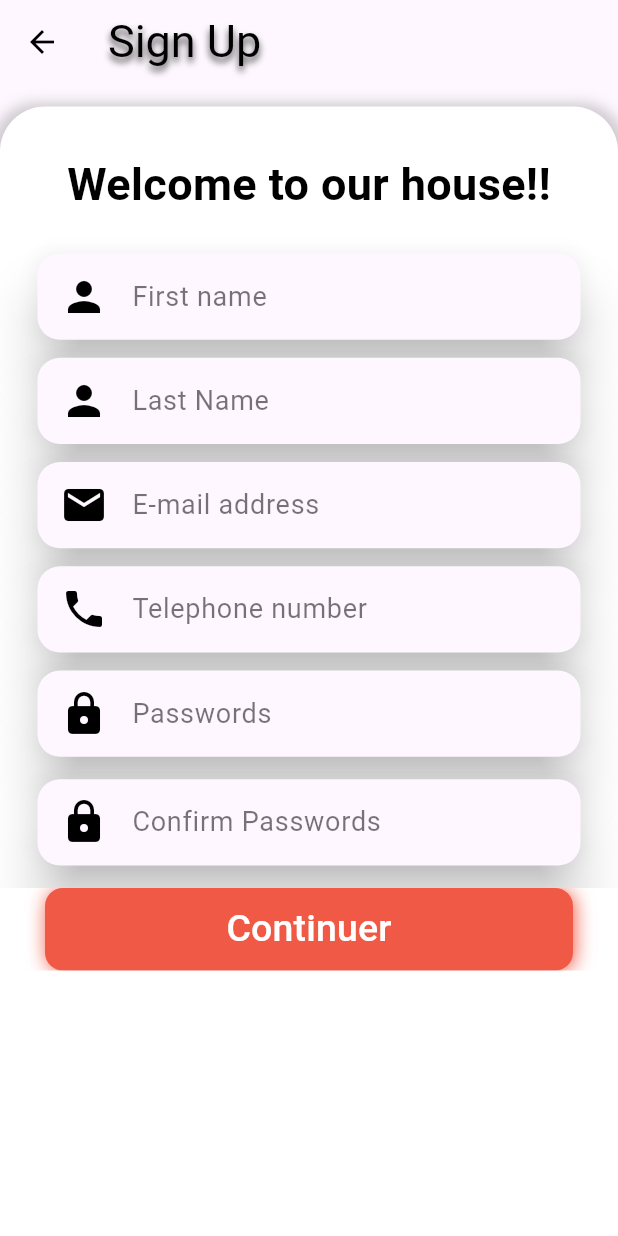
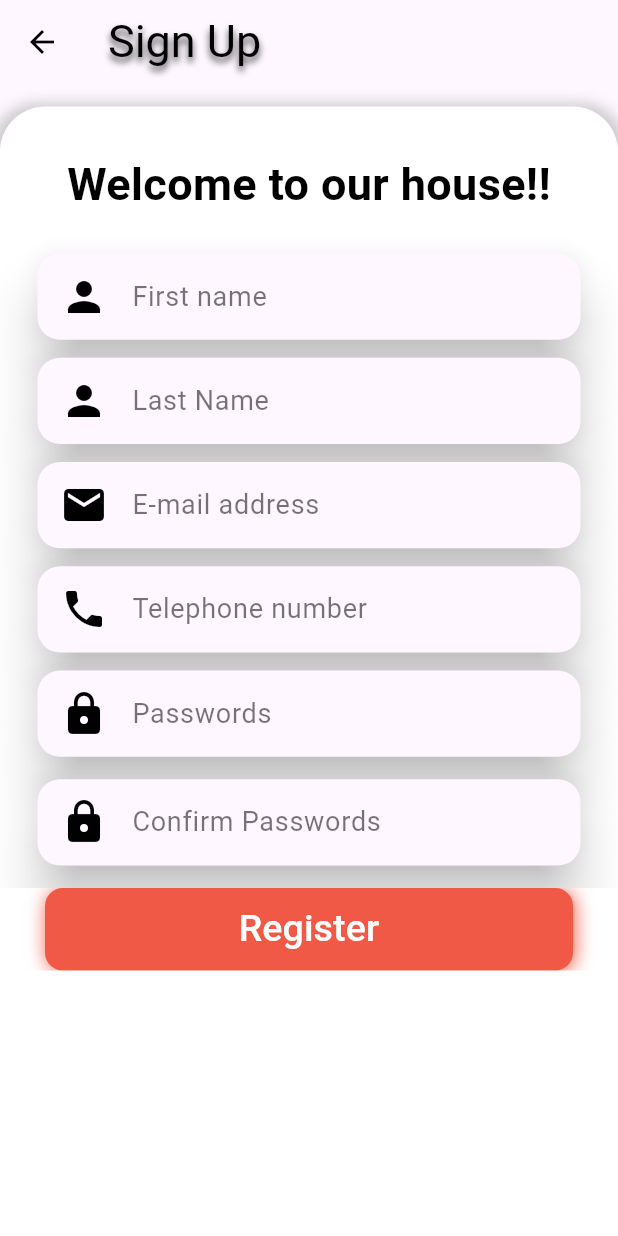
Before and after one commit to massimiliano67-it/FirebaseMlKit, a Flutter app: the screen it shows after launch, after a tap on "Sign In", after a tap on "Sign Up", on a phone screen of 412 x 824 dp. Run offline on Flutter 3.47's test engine with Material 2 defaults, Android fonts, the phone set to English and light mode, and no system bars; our stand-ins replace firebase_auth, firebase_core, get; accounts and stored records are empty; Roboto replaces fonts that are missing (Segoe UI).

Commit message:
Second Version

```diff
--- /dev/null
+++ b/lib/classes/userprovider.dart
@@ -0,0 +1,37 @@
+import 'package:flutter/cupertino.dart';
+
+class UserProvider with ChangeNotifier {
+  String? _email;
+  String? _displayname;
+  String? _urlPhoto;
+
+  String? get email => _email;
+  String? get displayname => _displayname;
+  String? get urlPhoto => _urlPhoto;
+
+  Future<void> setEmail({required String? value}) async {
+    _email = value;
+    notifyListeners();
+  }
+
+  Future<void> setDisplayname({required String? value}) async {
+    _displayname = value;
+    notifyListeners();
+  }
+
+  Future<void> setUrlPhoto({required String? value}) async {
+    _urlPhoto = value;
+    notifyListeners();
+  }
+
+  Future<void> setUser({
+    required String? email,
+    required String? displyname,
+    required String? urlphoto,
+  }) async {
+    _email = email;
+    _displayname = displyname;
+    _urlPhoto = urlphoto;
+    notifyListeners();
+  }
+}
--- a/lib/main.dart
+++ b/lib/main.dart
@@ -1,8 +1,17 @@
+import 'package:firebase_core/firebase_core.dart';
+import 'package:firebasemlkit/firebase_options.dart';
 import 'package:firebasemlkit/screens/loginScreen.dart';
 import 'package:flutter/material.dart';
 import 'package:get/get.dart';
+import 'package:provider/provider.dart';
 
-void main() {
+import 'classes/userprovider.dart';
+
+Future<void> main() async {
+  WidgetsFlutterBinding.ensureInitialized();
+  await Firebase.initializeApp(
+    options: DefaultFirebaseOptions.currentPlatform,
+  );
   runApp(const MyApp());
 }
 
@@ -12,7 +21,13 @@ class MyApp extends StatelessWidget {
   // This widget is the root of your application.
   @override
   Widget build(BuildContext context) {
+    return MultiProvider(
+        providers: [
+          ChangeNotifierProvider<UserProvider>(create: (_) => UserProvider()),
+        ],
+        builder: (context, _) {
           return GetMaterialApp(
+            debugShowCheckedModeBanner: false,
             title: 'Flutter Demo',
             theme: ThemeData(
               // This is the theme of your application.
@@ -29,5 +44,6 @@ class MyApp extends StatelessWidget {
             ),
             home: const LoginScreen(),
           );
+        });
   }
 }
--- a/lib/screens/loginScreen.dart
+++ b/lib/screens/loginScreen.dart
@@ -1,7 +1,15 @@
+import 'package:firebase_auth/firebase_auth.dart';
+import 'package:firebase_core/firebase_core.dart';
+import 'package:firebasemlkit/classes/userprovider.dart';
+import 'package:firebasemlkit/screens/homescreen.dart';
 import 'package:flutter/material.dart';
 import 'package:get/get.dart';
 import 'package:firebasemlkit/screens/signUpScreen.dart';
 import 'package:firebasemlkit/widgets/inputTextWidget.dart';
+import 'package:provider/provider.dart';
+
+import '../classes/userprovider.dart';
+import '../utils/authfirebase.dart';
 
 class LoginScreen extends StatefulWidget {
   const LoginScreen() : super();
@@ -11,18 +19,34 @@ class LoginScreen extends StatefulWidget {
 }
 
 class _SearchScreenState extends State<LoginScreen> {
+  Future<FirebaseApp> _initializeFirebase() async {
+    FirebaseApp firebaseApp = await Firebase.initializeApp();
+
+    User? user = FirebaseAuth.instance.currentUser;
+
+    if (user != null) {
+      //  Get.to(const HomeScreen());
+    }
+    return firebaseApp;
+  }
+
   final TextEditingController _pwdController = TextEditingController();
   final TextEditingController _emailController = TextEditingController();
   //final snackBar = SnackBar(content: Text('email ou mot de passe incorrect'));
   final _formKey = GlobalKey<FormState>();
   @override
   Widget build(BuildContext context) {
+    UserProvider userProvider = context.watch<UserProvider>();
+
+    future:
+    _initializeFirebase();
     final screenWidth = MediaQuery.of(context).size.width;
     const double r = (175 / 360); //  rapport for web test(304 / 540);
     final coverHeight = screenWidth * r;
     bool _pinned = false;
     bool _snap = false;
     bool _floating = false;
+    bool _isloading = false;
 
     final widgetList = [
       Row(
@@ -37,7 +61,6 @@ class _SearchScreenState extends State<LoginScreen> {
               fontSize: 40,
               fontWeight: FontWeight.bold,
               color: Color(0xff000000),
-
             ),
             textAlign: TextAlign.left,
           ),
@@ -91,7 +114,35 @@ class _SearchScreenState extends State<LoginScreen> {
                 child: ElevatedButton(
                   onPressed: () async {
                     if (_formKey.currentState!.validate()) {
-                      print("I ove tunisia");
+                      User? user = await FireAuth.signInUsingEmailPassword(
+                        email: _emailController.text,
+                        password: _pwdController.text,
+                      );
+                      if (user != null) {
+                        this.context.read<UserProvider>().setUser(
+                            email: user.email,
+                            displyname: user.displayName,
+                            urlphoto: user.photoURL);
+
+                        print(userProvider.email);
+                        Get.to(const HomeScreen());
+                      } else {
+                        showDialog(
+                          context: context,
+                          builder: (ctx) => AlertDialog(
+                            title: const Text("Ops! Login Failed"),
+                            content: const Text("Ops! Login Failed"),
+                            actions: [
+                              TextButton(
+                                onPressed: () {
+                                  Navigator.of(ctx).pop();
+                                },
+                                child: const Text('Okay'),
+                              )
+                            ],
+                          ),
+                        );
+                      }
                     }
                     //Get.to(ChoiceScreen());
                   },
@@ -99,7 +150,7 @@ class _SearchScreenState extends State<LoginScreen> {
                     primary: Colors.white,
                     elevation: 0.0,
                     minimumSize: Size(screenWidth, 150),
-                    padding: EdgeInsets.symmetric(horizontal: 30),
+                    padding: const EdgeInsets.symmetric(horizontal: 30),
                     shape: const RoundedRectangleBorder(
                       borderRadius: BorderRadius.all(Radius.circular(0)),
                     ),
@@ -213,7 +264,6 @@ class _SearchScreenState extends State<LoginScreen> {
     ];
     return Scaffold(
       extendBodyBehindAppBar: true,
-
       body: CustomScrollView(
         slivers: <Widget>[
           SliverAppBar(
@@ -231,12 +281,9 @@ class _SearchScreenState extends State<LoginScreen> {
           SliverToBoxAdapter(
             child: Container(
               decoration: const BoxDecoration(
-                  borderRadius: BorderRadius.only(
-                      ),
+                  borderRadius: BorderRadius.only(),
                   gradient: LinearGradient(
-                      colors: <Color>[Color(0xFFdccdb4), Color(0xFFd8c3ab)])
-
-                  ),
+                      colors: <Color>[Color(0xFFdccdb4), Color(0xFFd8c3ab)])),
               width: screenWidth,
               height: 25,
               child: Column(
@@ -247,7 +294,6 @@ class _SearchScreenState extends State<LoginScreen> {
                     height: 25,
                     decoration: const BoxDecoration(
                       color: Colors.white,
-
                       borderRadius: BorderRadius.only(
                         topLeft: Radius.circular(30.0),
                         topRight: Radius.circular(30.0),
--- a/lib/screens/signUpScreen.dart
+++ b/lib/screens/signUpScreen.dart
@@ -1,7 +1,13 @@
+import 'package:firebase_auth/firebase_auth.dart';
+import 'package:firebase_core/firebase_core.dart';
+import 'package:firebasemlkit/screens/homescreen.dart';
 import 'package:flutter/material.dart';
 import 'package:get/get.dart';
 import 'package:firebasemlkit/widgets/inputTextWidget.dart';
+import 'package:provider/provider.dart';
 
+import '../classes/userprovider.dart';
+import '../utils/authfirebase.dart';
 import 'loginScreen.dart';
 
 class SignUpScreen extends StatefulWidget {
@@ -16,20 +22,23 @@ class _SignUpScreenState extends State<SignUpScreen> {
   final TextEditingController _pass = TextEditingController();
   final TextEditingController _confirmPass = TextEditingController();
   final TextEditingController _emailController = TextEditingController();
+  final TextEditingController _nameController = TextEditingController();
+
   @override
   Widget build(BuildContext context) {
+    UserProvider userProvider = context.watch<UserProvider>();
     final screenWidth = MediaQuery.of(context).size.width;
     final screenHeight = MediaQuery.of(context).size.height;
     return Scaffold(
       appBar: AppBar(
-        title: Text("Sign Up",
+        title: const Text("Sign Up",
             style: TextStyle(
               color: Colors.black,
               fontFamily: 'Segoe UI',
               fontSize: 30,
               shadows: [
                 Shadow(
-                  color: const Color(0xba000000),
+                  color: Color(0xba000000),
                   offset: Offset(0, 3),
                   blurRadius: 6,
                 )
@@ -37,8 +46,8 @@ class _SignUpScreenState extends State<SignUpScreen> {
             )),
         //centerTitle: true,
         leading: InkWell(
-          onTap: () => Get.to(LoginScreen()),
-          child: Icon(
+          onTap: () => Get.to(const LoginScreen()),
+          child: const Icon(
             Icons.arrow_back,
             color: Colors.black,
           ),
@@ -50,18 +59,17 @@ class _SignUpScreenState extends State<SignUpScreen> {
         padding: const EdgeInsets.only(top: 15.0),
         child: Container(
           decoration: BoxDecoration(
-            borderRadius: BorderRadius.only(
+            borderRadius: const BorderRadius.only(
               topLeft: Radius.circular(30),
               topRight: Radius.circular(30),
             ),
             color: Colors.white,
-
             boxShadow: [
               BoxShadow(
                 color: Colors.grey.withOpacity(0.5),
                 spreadRadius: 5,
                 blurRadius: 7,
-                offset: Offset(0, 3), // changes position of shadow
+                offset: const Offset(0, 3), // changes position of shadow
               ),
             ],
           ),
@@ -73,37 +81,37 @@ class _SignUpScreenState extends State<SignUpScreen> {
               key: _formKey,
               child: Column(
                 children: [
-                  SizedBox(
+                  const SizedBox(
                     height: 30.0,
                   ),
-                  Text(
+                  const Text(
                     'Welcome to our house!!',
                     style: TextStyle(
                       fontFamily: 'Segoe UI',
                       fontSize: 30,
                       fontWeight: FontWeight.bold,
-                      color: const Color(0xff000000),
-
+                      color: Color(0xff000000),
                     ),
                     textAlign: TextAlign.left,
                   ),
-                  SizedBox(
+                  const SizedBox(
                     height: 25.0,
                   ),
                   InputTextWidget(
+                      controller: _nameController,
                       labelText: "First name",
                       icon: Icons.person,
                       obscureText: false,
                       keyboardType: TextInputType.text),
-                  SizedBox(
+                  const SizedBox(
                     height: 12.0,
                   ),
-                  InputTextWidget(
+                  const InputTextWidget(
                       labelText: "Last Name",
                       icon: Icons.person,
                       obscureText: false,
                       keyboardType: TextInputType.text),
-                  SizedBox(
+                  const SizedBox(
                     height: 12.0,
                   ),
                   InputTextWidget(
@@ -112,18 +120,17 @@ class _SignUpScreenState extends State<SignUpScreen> {
                       icon: Icons.email,
                       obscureText: false,
                       keyboardType: TextInputType.emailAddress),
-                  SizedBox(
+                  const SizedBox(
                     height: 12.0,
                   ),
-                  InputTextWidget(
+                  const InputTextWidget(
                       labelText: "Telephone number",
                       icon: Icons.phone,
                       obscureText: false,
                       keyboardType: TextInputType.number),
-                  SizedBox(
+                  const SizedBox(
                     height: 12.0,
                   ),
-
                   Padding(
                     padding: const EdgeInsets.only(left: 25.0, right: 25.0),
                     child: Container(
@@ -138,7 +145,7 @@ class _SignUpScreenState extends State<SignUpScreen> {
                               obscureText: true,
                               autofocus: false,
                               keyboardType: TextInputType.text,
-                              decoration: InputDecoration(
+                              decoration: const InputDecoration(
                                 icon: Icon(
                                   Icons.lock,
                                   color: Colors.black,
@@ -168,10 +175,9 @@ class _SignUpScreenState extends State<SignUpScreen> {
                       ),
                     ),
                   ),
-                  SizedBox(
+                  const SizedBox(
                     height: 15.0,
                   ),
-
                   Padding(
                     padding: const EdgeInsets.only(left: 25.0, right: 25.0),
                     child: Container(
@@ -186,7 +192,7 @@ class _SignUpScreenState extends State<SignUpScreen> {
                               obscureText: true,
                               autofocus: false,
                               keyboardType: TextInputType.text,
-                              decoration: InputDecoration(
+                              decoration: const InputDecoration(
                                 icon: Icon(
                                   Icons.lock,
                                   color: Colors.black,
@@ -204,8 +210,7 @@ class _SignUpScreenState extends State<SignUpScreen> {
                               ),
                               controller: _confirmPass,
                               validator: (val) {
-                                if (val!.isEmpty)
-                                  return 'confirm password!!';
+                                if (val!.isEmpty) return 'confirm password!!';
                                 if (val != _pass.text)
                                   return 'Incorrect password';
                                 return null;
@@ -214,38 +219,67 @@ class _SignUpScreenState extends State<SignUpScreen> {
                       ),
                     ),
                   ),
-                  SizedBox(
+                  const SizedBox(
                     height: 15.0,
                   ),
                   Container(
                     height: 55.0,
                     child: ElevatedButton(
                       onPressed: () async {
-                        if (_formKey.currentState!.validate()) {}
+                        if (_formKey.currentState!.validate()) {
+                          User? user =
+                              await FireAuth.registerUsingEmailPassword(
+                                  email: _emailController.text,
+                                  password: _pass.text,
+                                  name: _nameController.text);
+                          if (user != null) {
+                            this.context.read<UserProvider>().setUser(
+                                email: user.email,
+                                displyname: user.displayName,
+                                urlphoto: user.photoURL);
+                            Get.to(const HomeScreen());
+                          } else {
+                            showDialog(
+                              context: context,
+                              builder: (ctx) => AlertDialog(
+                                title: const Text("Ops! Registration Failed"),
+                                content: const Text("Ops! Registration Failed"),
+                                actions: [
+                                  TextButton(
+                                    onPressed: () {
+                                      Navigator.of(ctx).pop();
+                                    },
+                                    child: const Text('Okay'),
+                                  )
+                                ],
+                              ),
+                            );
+                          }
+                        }
                       },
                       style: ElevatedButton.styleFrom(
                         primary: Colors.white,
                         elevation: 0.0,
                         minimumSize: Size(screenWidth, 150),
-                        padding: EdgeInsets.symmetric(horizontal: 30),
+                        padding: const EdgeInsets.symmetric(horizontal: 30),
                         shape: const RoundedRectangleBorder(
                           borderRadius: BorderRadius.all(Radius.circular(0)),
                         ),
                       ),
                       child: Ink(
                         decoration: BoxDecoration(
-                            boxShadow: <BoxShadow>[
+                            boxShadow: const <BoxShadow>[
                               BoxShadow(
                                   color: Color(0xfff05945),
-                                  offset: const Offset(1.1, 1.1),
+                                  offset: Offset(1.1, 1.1),
                                   blurRadius: 10.0),
                             ],
-                            color: Color(0xffF05945),
+                            color: const Color(0xffF05945),
                             borderRadius: BorderRadius.circular(12.0)),
                         child: Container(
                           alignment: Alignment.center,
-                          child: Text(
-                            "Continuer",
+                          child: const Text(
+                            "Register",
                             textAlign: TextAlign.center,
                             style: TextStyle(color: Colors.white, fontSize: 25),
                           ),
--- a/lib/utils/authfirebase.dart
+++ b/lib/utils/authfirebase.dart
@@ -2,11 +2,11 @@ import 'package:firebase_auth/firebase_auth.dart';
 
 class FireAuth {
   // For registering a new user
-  static Future<User?> registerUsingEmailPassword({
-    required String name,
-    required String email,
-    required String password,
-  }) async {
+  static Future<User?> registerUsingEmailPassword(
+      {required String name,
+      required String email,
+      required String password,
+      String? urlphoto}) async {
     FirebaseAuth auth = FirebaseAuth.instance;
     User? user;
 
@@ -18,6 +18,8 @@ class FireAuth {
 
       user = userCredential.user;
       await user!.updateDisplayName(name);
+      await user.updatePhotoURL(urlphoto);
+
       await user.reload();
       user = auth.currentUser;
     } on FirebaseAuthException catch (e) {
--- a/lib/widgets/inputTextWidget.dart
+++ b/lib/widgets/inputTextWidget.dart
@@ -14,7 +14,6 @@ class InputTextWidget extends StatelessWidget {
       required this.keyboardType,
       this.controller})
       : super();
-
 
   @override
   Widget build(BuildContext context) {
@@ -39,17 +38,18 @@ class InputTextWidget extends StatelessWidget {
                     size: 32.0, /*Color(0xff224597)*/
                   ),
                   labelText: labelText,
-                  labelStyle: TextStyle(color: Colors.black54, fontSize: 18.0),
+                  labelStyle:
+                      const TextStyle(color: Colors.black54, fontSize: 18.0),
                   hintText: '',
                   enabledBorder: InputBorder.none,
-                  focusedBorder: UnderlineInputBorder(
+                  focusedBorder: const UnderlineInputBorder(
                     borderSide: BorderSide(color: Colors.black54),
                   ),
                   border: InputBorder.none,
                 ),
                 validator: (val) {
                   if (val!.isEmpty) {
-                    return 'le champ de texte est vide!';
+                    return '¡El campo de texto está vacío!';
                   }
                 }),
           ),
--- a/pubspec.yaml
+++ b/pubspec.yaml
@@ -39,6 +39,7 @@ dependencies:
   get: ^4.6.5
   firebase_core: ^1.22.0
   firebase_auth: ^3.8.0
+  provider: ^6.0.3
 
 dev_dependencies:
   flutter_test:
```
Also changed, not shown: lib/screens/homescreen.dart (added, +56 -0 lines), lib/widgets/menubuttin.dart (added, +60 -0 lines), pubspec.lock. Lines whose indentation alone changed are shown as unchanged.
